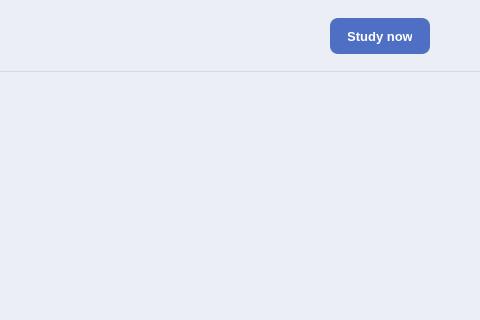
The window that src/ui/lessons/Flashcarddeck/flashcarddeck.ui (DIDimov24/Aethera) describes before a commit, drawn with Qt 5; both pictures show x 320 to 800 and y 0 to 320 of the 800 by 750 pixel window.
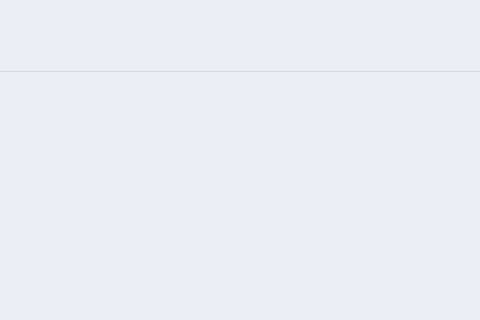
The same window after the commit.

```diff
--- a/src/ui/lessons/Flashcarddeck/flashcarddeck.ui
+++ b/src/ui/lessons/Flashcarddeck/flashcarddeck.ui
@@ -14,12 +14,6 @@
     border: 1px solid #d4d8ea; border-radius: 8px; padding: 8px 18px;
 }
 QPushButton#buttonBack:hover { background-color: #f4f5fa; color: #1a2440; border-color: #b0bcd8; }
-QPushButton#buttonStudy {
-    background-color: #4f6fc4; color: #ffffff; font-size: 13px; font-weight: 600;
-    border: none; border-radius: 8px; padding: 8px 18px;
-}
-QPushButton#buttonStudy:hover { background-color: #3a5aae; }
-QPushButton#buttonStudy:pressed { background-color: #2c4890; }
 QLabel#labelSectionCards { color: #8898c0; font-size: 9px; font-weight: 700; letter-spacing: 2.5px; }
 QScrollArea { background-color: #eceef5; border: none; }
 QScrollBar:vertical { background: #eceef5; width: 8px; border-radius: 4px; }
@@ -79,13 +73,6 @@
        </widget>
       </item>
       <item><spacer name="deckHeaderSpacer"><property name="orientation"><enum>Qt::Orientation::Horizontal</enum></property><property name="sizeHint" stdset="0"><size><width>40</width><height>20</height></size></property></spacer></item>
-      <item>
-       <widget class="QPushButton" name="buttonStudy">
-        <property name="minimumSize"><size><width>100</width><height>36</height></size></property>
-        <property name="maximumSize"><size><width>100</width><height>36</height></size></property>
-        <property name="text"><string>Study now</string></property>
-       </widget>
-      </item>
      </layout>
     </widget>
    </item>
```
